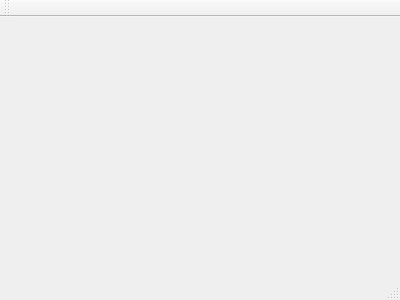
First picture: the form in mainwindow.ui, repository yuntux/lo21-npi, before the edit.
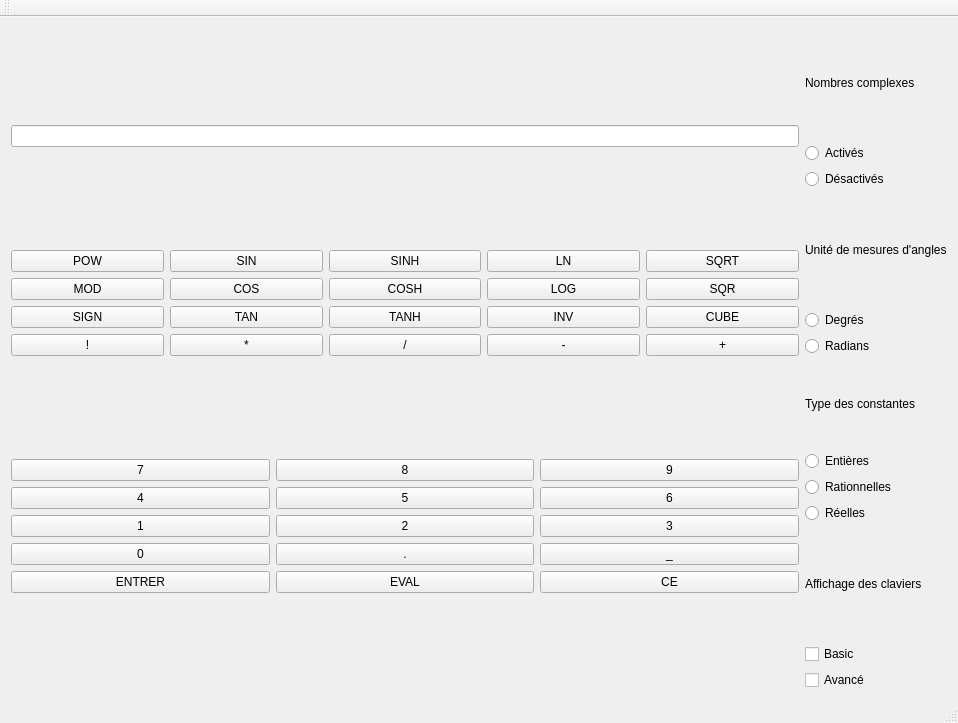
Second picture: the form after the edit.

What changed in the file:
```diff
--- a/mainwindow.ui
+++ b/mainwindow.ui
@@ -1,24 +1,413 @@
 <ui version="4.0">
  <class>MainWindow</class>
- <widget class="QMainWindow" name="MainWindow" >
-  <property name="geometry" >
+ <widget class="QMainWindow" name="MainWindow">
+  <property name="geometry">
    <rect>
     <x>0</x>
     <y>0</y>
-    <width>400</width>
-    <height>300</height>
+    <width>958</width>
+    <height>723</height>
    </rect>
   </property>
   <property name="windowTitle" >
    <string>MainWindow</string>
   </property>
-  <widget class="QMenuBar" name="menuBar" />
-  <widget class="QToolBar" name="mainToolBar" />
-  <widget class="QWidget" name="centralWidget" />
-  <widget class="QStatusBar" name="statusBar" />
+  <widget class="QWidget" name="centralWidget">
+   <layout class="QHBoxLayout" name="horizontalLayout">
+    <item>
+     <layout class="QGridLayout" name="gridLayout">
+      <item row="1" column="0">
+       <widget class="QLineEdit" name="lineEdit"/>
+      </item>
+      <item row="2" column="0">
+       <layout class="QGridLayout" name="gridLayout_4">
+        <item row="0" column="0">
+         <widget class="QPushButton" name="pushButton_2">
+          <property name="text">
+           <string>POW</string>
+          </property>
+         </widget>
+        </item>
+        <item row="0" column="4">
+         <widget class="QPushButton" name="pushButton_4">
+          <property name="text">
+           <string>SQRT</string>
+          </property>
+         </widget>
+        </item>
+        <item row="1" column="0">
+         <widget class="QPushButton" name="pushButton_8">
+          <property name="text">
+           <string>MOD</string>
+          </property>
+         </widget>
+        </item>
+        <item row="1" column="4">
+         <widget class="QPushButton" name="pushButton_20">
+          <property name="text">
+           <string>SQR</string>
+          </property>
+         </widget>
+        </item>
+        <item row="1" column="2">
+         <widget class="QPushButton" name="pushButton_21">
+          <property name="text">
+           <string>COSH</string>
+          </property>
+         </widget>
+        </item>
+        <item row="0" column="2">
+         <widget class="QPushButton" name="pushButton_22">
+          <property name="text">
+           <string>SINH</string>
+          </property>
+         </widget>
+        </item>
+        <item row="0" column="3">
+         <widget class="QPushButton" name="pushButton_23">
+          <property name="text">
+           <string>LN</string>
+          </property>
+         </widget>
+        </item>
+        <item row="1" column="3">
+         <widget class="QPushButton" name="pushButton_24">
+          <property name="text">
+           <string>LOG</string>
+          </property>
+         </widget>
+        </item>
+        <item row="0" column="1">
+         <widget class="QPushButton" name="pushButton_25">
+          <property name="text">
+           <string>SIN</string>
+          </property>
+         </widget>
+        </item>
+        <item row="1" column="1">
+         <widget class="QPushButton" name="pushButton_26">
+          <property name="text">
+           <string>COS</string>
+          </property>
+         </widget>
+        </item>
+        <item row="2" column="0">
+         <widget class="QPushButton" name="pushButton_27">
+          <property name="text">
+           <string>SIGN</string>
+          </property>
+         </widget>
+        </item>
+        <item row="2" column="1">
+         <widget class="QPushButton" name="pushButton_28">
+          <property name="text">
+           <string>TAN</string>
+          </property>
+         </widget>
+        </item>
+        <item row="2" column="2">
+         <widget class="QPushButton" name="pushButton_29">
+          <property name="text">
+           <string>TANH</string>
+          </property>
+         </widget>
+        </item>
+        <item row="2" column="3">
+         <widget class="QPushButton" name="pushButton_30">
+          <property name="text">
+           <string>INV</string>
+          </property>
+         </widget>
+        </item>
+        <item row="2" column="4">
+         <widget class="QPushButton" name="pushButton_31">
+          <property name="text">
+           <string>CUBE</string>
+          </property>
+         </widget>
+        </item>
+        <item row="3" column="0">
+         <widget class="QPushButton" name="pushButton_32">
+          <property name="text">
+           <string>!</string>
+          </property>
+         </widget>
+        </item>
+        <item row="3" column="2">
+         <widget class="QPushButton" name="pushButton">
+          <property name="text">
+           <string>/</string>
+          </property>
+         </widget>
+        </item>
+        <item row="3" column="1">
+         <widget class="QPushButton" name="pushButton_17">
+          <property name="text">
+           <string>*</string>
+          </property>
+         </widget>
+        </item>
+        <item row="3" column="3">
+         <widget class="QPushButton" name="pushButton_18">
+          <property name="text">
+           <string>-</string>
+          </property>
+         </widget>
+        </item>
+        <item row="3" column="4">
+         <widget class="QPushButton" name="pushButton_19">
+          <property name="text">
+           <string>+</string>
+          </property>
+         </widget>
+        </item>
+       </layout>
+      </item>
+      <item row="3" column="0">
+       <layout class="QGridLayout" name="gridLayout_3">
+        <item row="0" column="0">
+         <widget class="QPushButton" name="pushButton_3">
+          <property name="text">
+           <string>7</string>
+          </property>
+         </widget>
+        </item>
+        <item row="0" column="1">
+         <widget class="QPushButton" name="pushButton_5">
+          <property name="text">
+           <string>8</string>
+          </property>
+         </widget>
+        </item>
+        <item row="1" column="0">
+         <widget class="QPushButton" name="pushButton_6">
+          <property name="text">
+           <string>4</string>
+          </property>
+         </widget>
+        </item>
+        <item row="1" column="1">
+         <widget class="QPushButton" name="pushButton_7">
+          <property name="text">
+           <string>5</string>
+          </property>
+         </widget>
+        </item>
+        <item row="0" column="2">
+         <widget class="QPushButton" name="pushButton_9">
+          <property name="text">
+           <string>9</string>
+          </property>
+         </widget>
+        </item>
+        <item row="1" column="2">
+         <widget class="QPushButton" name="pushButton_10">
+          <property name="text">
+           <string>6</string>
+          </property>
+         </widget>
+        </item>
+        <item row="2" column="1">
+         <widget class="QPushButton" name="pushButton_11">
+          <property name="text">
+           <string>2</string>
+          </property>
+         </widget>
+        </item>
+        <item row="2" column="0">
+         <widget class="QPushButton" name="pushButton_12">
+          <property name="text">
+           <string>1</string>
+          </property>
+         </widget>
+        </item>
+        <item row="2" column="2">
+         <widget class="QPushButton" name="pushButton_13">
+          <property name="text">
+           <string>3</string>
+          </property>
+         </widget>
+        </item>
+        <item row="3" column="0">
+         <widget class="QPushButton" name="pushButton_14">
+          <property name="text">
+           <string>0</string>
+          </property>
+         </widget>
+        </item>
+        <item row="3" column="1">
+         <widget class="QPushButton" name="pushButton_15">
+          <property name="text">
+           <string>.</string>
+          </property>
+         </widget>
+        </item>
+        <item row="4" column="1">
+         <widget class="QPushButton" name="pushButton_33">
+          <property name="text">
+           <string>EVAL</string>
+          </property>
+         </widget>
+        </item>
+        <item row="3" column="2">
+         <widget class="QPushButton" name="pushButton_34">
+          <property name="text">
+           <string>_</string>
+          </property>
+         </widget>
+        </item>
+        <item row="4" column="0">
+         <widget class="QPushButton" name="pushButton_16">
+          <property name="text">
+           <string>ENTRER</string>
+          </property>
+         </widget>
+        </item>
+        <item row="4" column="2">
+         <widget class="QPushButton" name="pushButton_35">
+          <property name="text">
+           <string>CE</string>
+          </property>
+         </widget>
+        </item>
+       </layout>
+      </item>
+     </layout>
+    </item>
+    <item>
+     <layout class="QVBoxLayout" name="verticalLayout_2">
+      <item>
+       <layout class="QVBoxLayout" name="verticalLayout_3">
+        <item>
+         <widget class="QLabel" name="label_3">
+          <property name="text">
+           <string>Nombres complexes</string>
+          </property>
+         </widget>
+        </item>
+        <item>
+         <widget class="QRadioButton" name="radioButton_7">
+          <property name="text">
+           <string>Activés</string>
+          </property>
+         </widget>
+        </item>
+        <item>
+         <widget class="QRadioButton" name="radioButton_6">
+          <property name="text">
+           <string>Désactivés</string>
+          </property>
+         </widget>
+        </item>
+       </layout>
+      </item>
+      <item>
+       <layout class="QVBoxLayout" name="verticalLayout">
+        <item>
+         <widget class="QLabel" name="label">
+          <property name="text">
+           <string>Unité de mesures d'angles</string>
+          </property>
+         </widget>
+        </item>
+        <item>
+         <widget class="QRadioButton" name="radioButton_2">
+          <property name="text">
+           <string>Degrés</string>
+          </property>
+         </widget>
+        </item>
+        <item>
+         <widget class="QRadioButton" name="radioButton">
+          <property name="text">
+           <string>Radians</string>
+          </property>
+         </widget>
+        </item>
+       </layout>
+      </item>
+      <item>
+       <layout class="QVBoxLayout" name="verticalLayout_6">
+        <item>
+         <widget class="QLabel" name="label_2">
+          <property name="text">
+           <string>Type des constantes</string>
+          </property>
+         </widget>
+        </item>
+        <item>
+         <widget class="QRadioButton" name="radioButton_3">
+          <property name="text">
+           <string>Entières</string>
+          </property>
+         </widget>
+        </item>
+        <item>
+         <widget class="QRadioButton" name="radioButton_4">
+          <property name="text">
+           <string>Rationnelles</string>
+          </property>
+         </widget>
+        </item>
+        <item>
+         <widget class="QRadioButton" name="radioButton_5">
+          <property name="text">
+           <string>Réelles</string>
+          </property>
+         </widget>
+        </item>
+       </layout>
+      </item>
+      <item>
+       <layout class="QVBoxLayout" name="verticalLayout_4">
+        <item>
+         <widget class="QLabel" name="label_4">
+          <property name="text">
+           <string>Affichage des claviers</string>
+          </property>
+         </widget>
+        </item>
+        <item>
+         <widget class="QCheckBox" name="checkBox">
+          <property name="text">
+           <string>Basic</string>
+          </property>
+         </widget>
+        </item>
+        <item>
+         <widget class="QCheckBox" name="checkBox_2">
+          <property name="text">
+           <string>Avancé</string>
+          </property>
+         </widget>
+        </item>
+       </layout>
+      </item>
+     </layout>
+    </item>
+   </layout>
+  </widget>
+  <widget class="QMenuBar" name="menuBar">
+   <property name="geometry">
+    <rect>
+     <x>0</x>
+     <y>0</y>
+     <width>958</width>
+     <height>22</height>
+    </rect>
+   </property>
+  </widget>
+  <widget class="QToolBar" name="mainToolBar">
+   <attribute name="toolBarArea">
+    <enum>TopToolBarArea</enum>
+   </attribute>
+   <attribute name="toolBarBreak">
+    <bool>false</bool>
+   </attribute>
+  </widget>
+  <widget class="QStatusBar" name="statusBar"/>
  </widget>
- <layoutDefault spacing="6" margin="11" />
- <pixmapfunction></pixmapfunction>
+ <layoutdefault spacing="6" margin="11"/>
  <resources/>
  <connections/>
 </ui>
```
Left out of the diff: 3 changed lines with no effect on the pictures.
